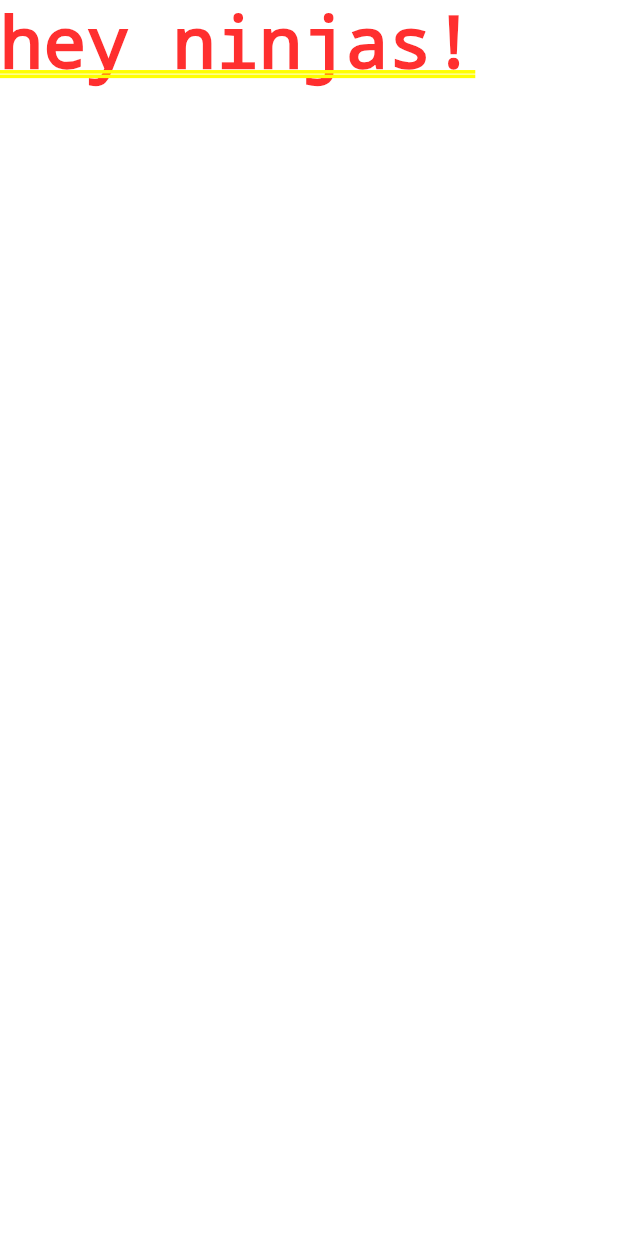
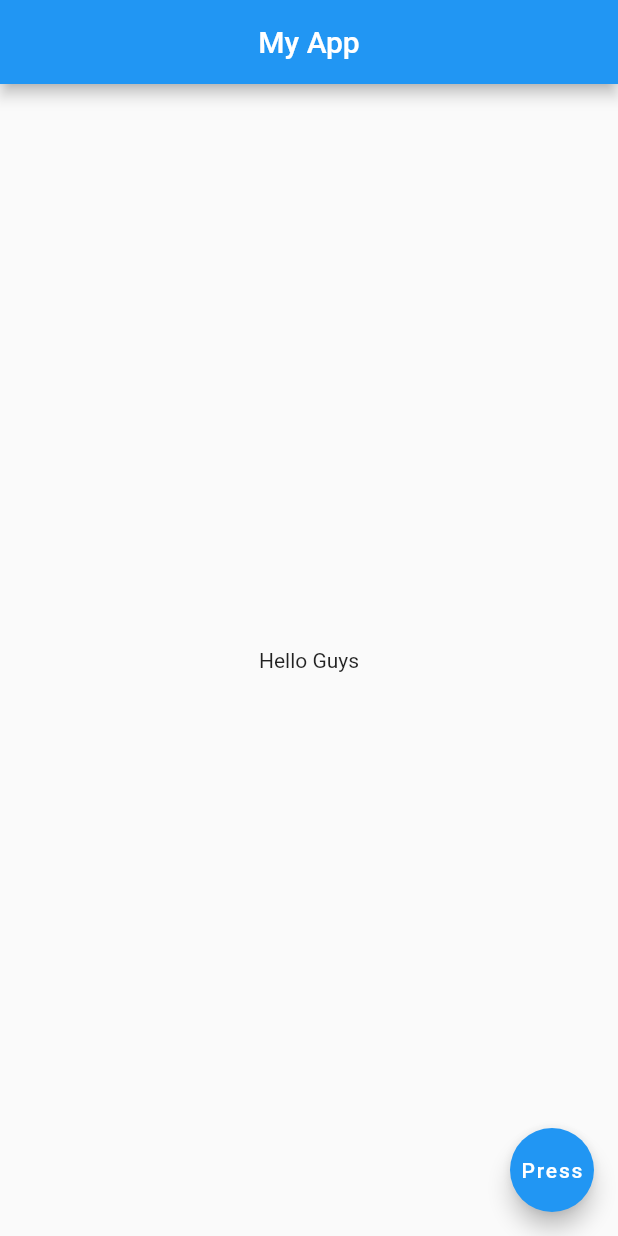
Before and after one commit to Adithya2018/Flutter-Tutorial-for-beginners, a Flutter app: the screen it shows after launch, on a phone screen of 412 x 824 dp. Run offline on Flutter 3.47's test engine with Material 2 defaults, Android fonts, the phone set to English and light mode, and no system bars.

Commit message:
#5 Scaffold & AppBar Widgets

```diff
--- a/myapp/lib/main.dart
+++ b/myapp/lib/main.dart
@@ -1,6 +1,16 @@
 import 'package:flutter/material.dart';
 
 void main() =>runApp(MaterialApp(
-  home: Text('hey ninjas!'),
-
+  home: Scaffold(
+    appBar: AppBar(
+      title: Text('My App'),
+      centerTitle: true,
+    ),
+    body: Center(
+      child: Text('Hello Guys'),
+    ),
+    floatingActionButton: FloatingActionButton(
+      child: Text('Press'),
+    ),
+  ),
 ));
```
